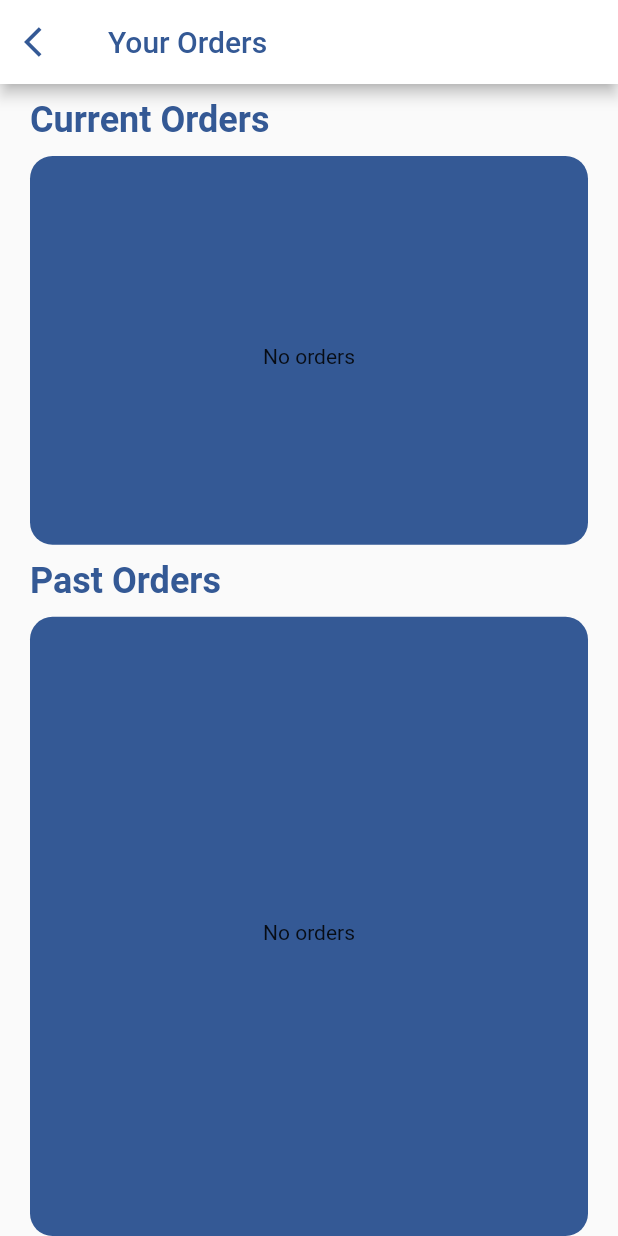
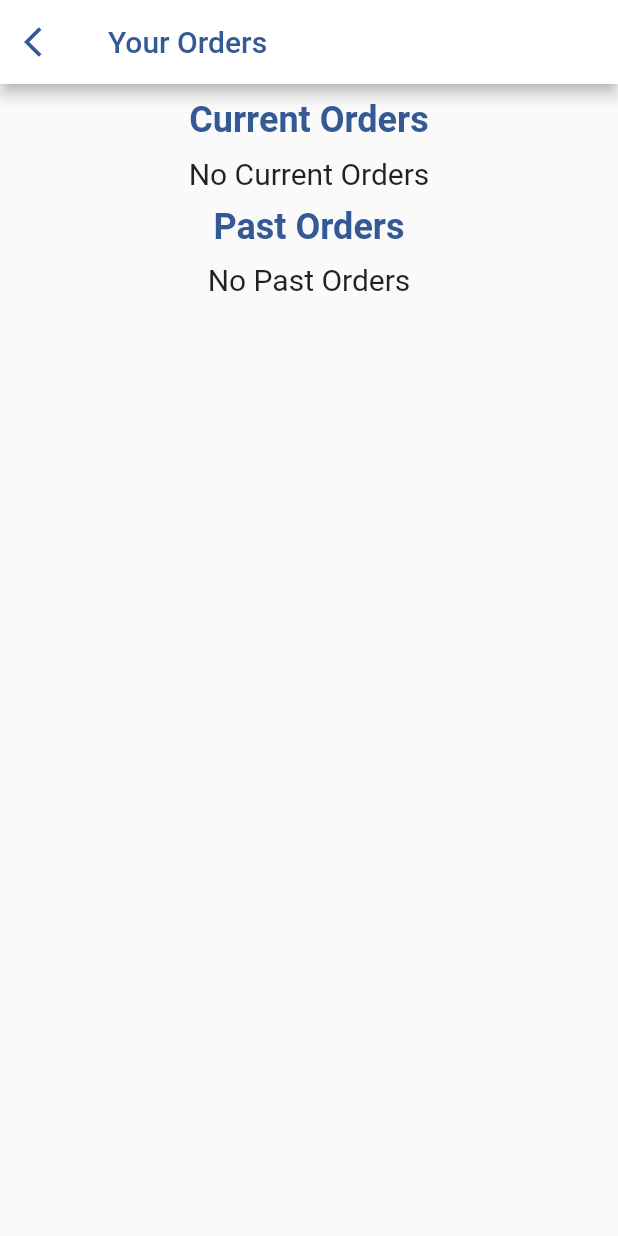
Before and after one commit to axactstudios/delivery, a Flutter app: the YourOrders screen opened directly, on a phone screen of 412 x 824 dp. Run offline on Flutter 3.47's test engine with Material 2 defaults, Android fonts, the phone set to English and light mode, and no system bars; our stand-ins replace after_layout, firebase_auth, firebase_database, flutter_spinkit, fluttertoast, font_awesome_flutter and 1 more; missing offline and left inert: flutter_email_sender, flutter_open_whatsapp, razorpay_flutter; accounts and stored records are empty; Roboto replaces fonts that are missing (sf_pro).

Commit message:
Orders Page UI redesigned🤘

```diff
--- a/lib/Cart/Cart.dart
+++ b/lib/Cart/Cart.dart
@@ -457,6 +457,8 @@ class _CartState extends State<Cart> {
   }
 
   void _handleExternalWallet(ExternalWalletResponse response) {
+    saveOrder(totalAmount() + 0.18 * totalAmount() + 40);
+
     Fluttertoast.showToast(
         msg: "EXTERNAL_WALLET: " + response.walletName, timeInSecForIosWeb: 4);
   }
--- a/lib/DrawerPages/your_orders_page.dart
+++ b/lib/DrawerPages/your_orders_page.dart
@@ -18,7 +18,7 @@ int i = 0;
 
 List<Container> currOrdersCard = [];
 List<Container> pastOrdersCard = [];
-
+List<Widget> ordersScreenWidgets = new List();
 String t;
 
 class _YourOrdersState extends State<YourOrders> {
@@ -57,11 +57,15 @@ class _YourOrdersState extends State<YourOrders> {
           Container c = new Container(
             margin: const EdgeInsets.symmetric(horizontal: 15, vertical: 7.5),
             decoration: BoxDecoration(
-                color: Colors.white,
-                borderRadius: BorderRadius.all(
-                  Radius.circular(15),
-                ),
-                border: Border()),
+              color: Colors.white,
+              borderRadius: BorderRadius.all(
+                Radius.circular(15),
+              ),
+              border: Border.all(
+                width: 2,
+                color: Color(0xFF345995),
+              ),
+            ),
             child: Column(
               mainAxisSize: MainAxisSize.max,
               crossAxisAlignment: CrossAxisAlignment.start,
@@ -193,6 +197,9 @@ class _YourOrdersState extends State<YourOrders> {
                         fontFamily: 'sf_pro'),
                   ),
                 ),
+                SizedBox(
+                  height: 15,
+                )
               ],
             ),
           );
@@ -212,6 +219,7 @@ class _YourOrdersState extends State<YourOrders> {
 
   @override
   Widget build(BuildContext context) {
+    _populateWidgetList();
 //    -M9-0YpNwG_oJFAi3FHH
     print(" phone number is${widget.phno}");
     if (mAuth.currentUser() != null) {
@@ -232,85 +240,40 @@ class _YourOrdersState extends State<YourOrders> {
             onPressed: () => Navigator.pop(context, false),
           ),
         ),
-        body: Column(
-          children: <Widget>[
-            Expanded(
-              flex: 2,
-              child: Column(
-                crossAxisAlignment: CrossAxisAlignment.start,
-                children: <Widget>[
-                  Padding(
-                    padding: const EdgeInsets.fromLTRB(20, 10, 0, 10),
-                    child: Text(
-                      'Current Orders',
-                      textAlign: TextAlign.left,
-                      style: TextStyle(
-                          fontWeight: FontWeight.bold,
-                          color: Color(0xFF345995),
-                          fontSize: 24,
-                          fontFamily: 'sf_pro'),
-                    ),
-                  ),
-                  Expanded(
-                    child: Container(
-                        margin: EdgeInsets.fromLTRB(20, 0, 20, 0),
-                        padding: EdgeInsets.only(top: 7.5),
-                        decoration: BoxDecoration(
-                            color: Color(0xFF345995),
-                            borderRadius:
-                                BorderRadius.all(Radius.circular(15))),
-                        child: currOrdersCard.length == 0
-                            ? Center(child: Text("No orders"))
-                            : ListView.builder(
-                                itemCount: currOrdersCard.length,
-                                scrollDirection: Axis.vertical,
-                                itemBuilder: (_, index) {
-                                  return currOrdersCard[index];
-                                },
-                              )),
-                  ),
-                ],
-              ),
-            ),
-            Expanded(
-              flex: 3,
-              child: Column(
-                crossAxisAlignment: CrossAxisAlignment.start,
-                children: <Widget>[
-                  Padding(
-                    padding: const EdgeInsets.fromLTRB(20, 10, 0, 10),
-                    child: Text(
-                      'Past Orders',
-                      textAlign: TextAlign.left,
-                      style: TextStyle(
-                          fontWeight: FontWeight.bold,
-                          color: Color(0xFF345995),
-                          fontSize: 24,
-                          fontFamily: 'sf_pro'),
-                    ),
-                  ),
-                  Expanded(
-                    child: Container(
-                        margin: EdgeInsets.fromLTRB(20, 0, 20, 0),
-                        padding: EdgeInsets.only(top: 7.5),
-                        decoration: BoxDecoration(
-                            color: Color(0xFF345995),
-                            borderRadius:
-                                BorderRadius.all(Radius.circular(15))),
-                        child: pastOrdersCard.length == 0
-                            ? Center(child: Text("No orders"))
-                            : ListView.builder(
-                                itemCount: pastOrdersCard.length,
-                                scrollDirection: Axis.vertical,
-                                itemBuilder: (_, index) {
-                                  return pastOrdersCard[index];
-                                },
-                              )),
-                  ),
-                ],
-              ),
-            ),
-          ],
+        body: ListView(
+          children: ordersScreenWidgets,
+//          children: <Widget>[
+//            currOrdersCard.length == 0
+//                ? Center(child: Text("No orders"))
+//                : ListView.builder(
+//                    itemCount: currOrdersCard.length,
+//                    scrollDirection: Axis.vertical,
+//                    itemBuilder: (_, index) {
+//                      return currOrdersCard[index];
+//                    },
+//                  ),
+//            Padding(
+//              padding: const EdgeInsets.fromLTRB(20, 10, 0, 10),
+//              child: Text(
+//                'Past Orders',
+//                textAlign: TextAlign.left,
+//                style: TextStyle(
+//                    fontWeight: FontWeight.bold,
+//                    color: Color(0xFF345995),
+//                    fontSize: 24,
+//                    fontFamily: 'sf_pro'),
+//              ),
+//            ),
+//            pastOrdersCard.length == 0
+//                ? Center(child: Text("No orders"))
+//                : ListView.builder(
+//                    itemCount: pastOrdersCard.length,
+//                    scrollDirection: Axis.vertical,
+//                    itemBuilder: (_, index) {
+//                      return pastOrdersCard[index];
+//                    },
+//                  )
+//          ],
         ),
       );
     } else {
@@ -383,4 +346,58 @@ class _YourOrdersState extends State<YourOrders> {
       );
     }
   }
+
+  _populateWidgetList() {
+    ordersScreenWidgets.clear();
+    ordersScreenWidgets.add(Padding(
+      padding: const EdgeInsets.fromLTRB(0, 10, 0, 10),
+      child: Center(
+        child: Text(
+          'Current Orders',
+          textAlign: TextAlign.left,
+          style: TextStyle(
+              fontWeight: FontWeight.bold,
+              color: Color(0xFF345995),
+              fontSize: 24,
+              fontFamily: 'sf_pro'),
+        ),
+      ),
+    ));
+    if (currOrdersCard.length != 0) {
+      for (int i = 0; i < currOrdersCard.length; i++) {
+        ordersScreenWidgets.add(currOrdersCard[i]);
+      }
+    } else {
+      ordersScreenWidgets.add(Center(
+          child: Text(
+        'No Current Orders',
+        style: TextStyle(fontFamily: 'sf_pro', fontSize: 20),
+      )));
+    }
+    ordersScreenWidgets.add(Padding(
+      padding: const EdgeInsets.fromLTRB(0, 10, 0, 10),
+      child: Center(
+        child: Text(
+          'Past Orders',
+          textAlign: TextAlign.left,
+          style: TextStyle(
+              fontWeight: FontWeight.bold,
+              color: Color(0xFF345995),
+              fontSize: 24,
+              fontFamily: 'sf_pro'),
+        ),
+      ),
+    ));
+    if (pastOrdersCard.length != 0) {
+      for (int i = 0; i < pastOrdersCard.length; i++) {
+        ordersScreenWidgets.add(pastOrdersCard[i]);
+      }
+    } else {
+      ordersScreenWidgets.add(Center(
+          child: Text(
+        'No Past Orders',
+        style: TextStyle(fontFamily: 'sf_pro', fontSize: 20),
+      )));
+    }
+  }
 }
```
Also changed, not shown: 42 other files.
